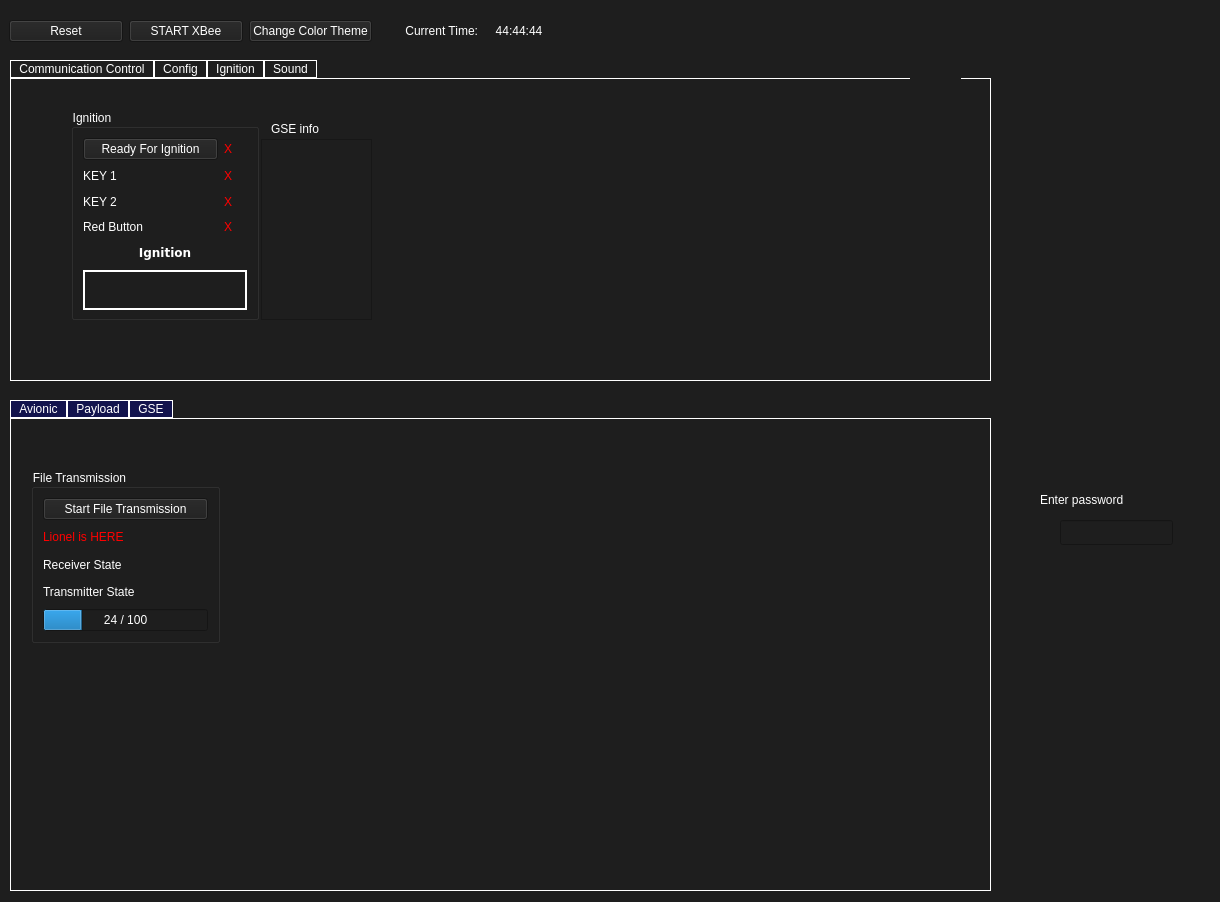
MorgesHAB/ERT2020GS, file UI/ui_file/LioTest.ui: the form before one commit.
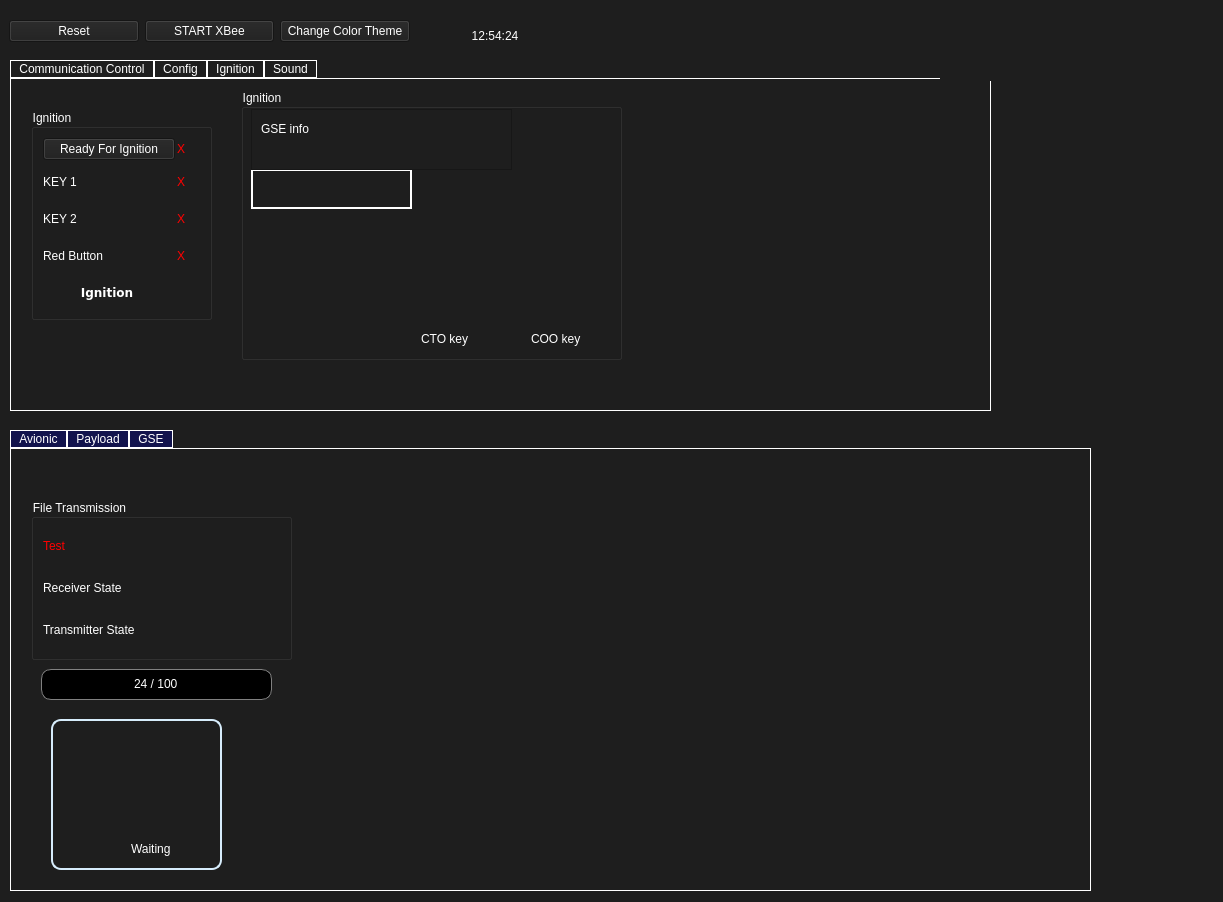
The form after the commit. The open tabs and pages were chosen to show the change. Icons and pictures are not drawn.

Commit message: pimped icon ++

Patch:
```diff
--- a/UI/ui_file/LioTest.ui
+++ b/UI/ui_file/LioTest.ui
@@ -6,7 +6,7 @@
    <rect>
     <x>0</x>
     <y>0</y>
-    <width>1220</width>
+    <width>1223</width>
     <height>902</height>
    </rect>
   </property>
@@ -37,33 +37,15 @@
     <rect>
      <x>9</x>
      <y>9</y>
-     <width>545</width>
+     <width>401</width>
      <height>45</height>
     </rect>
    </property>
    <layout class="QGridLayout" name="gridLayout_5">
-    <item row="0" column="4">
-     <widget class="QLabel" name="time_panel">
-      <property name="minimumSize">
-       <size>
-        <width>70</width>
-        <height>0</height>
-       </size>
-      </property>
-      <property name="maximumSize">
-       <size>
-        <width>60</width>
-        <height>16777215</height>
-       </size>
-      </property>
-      <property name="styleSheet">
-       <string notr="true"/>
-      </property>
+    <item row="0" column="2">
+     <widget class="QPushButton" name="change_theme">
       <property name="text">
-       <string>44:44:44</string>
-      </property>
-      <property name="alignment">
-       <set>Qt::AlignCenter</set>
+       <string>Change Color Theme</string>
       </property>
      </widget>
     </item>
@@ -77,29 +59,6 @@
       </property>
      </widget>
     </item>
-    <item row="0" column="2">
-     <widget class="QPushButton" name="change_theme">
-      <property name="text">
-       <string>Change Color Theme</string>
-      </property>
-     </widget>
-    </item>
-    <item row="0" column="3">
-     <widget class="QLabel" name="current_time_label">
-      <property name="maximumSize">
-       <size>
-        <width>100</width>
-        <height>16777215</height>
-       </size>
-      </property>
-      <property name="text">
-       <string>Current Time:</string>
-      </property>
-      <property name="alignment">
-       <set>Qt::AlignRight|Qt::AlignTrailing|Qt::AlignVCenter</set>
-      </property>
-     </widget>
-    </item>
     <item row="0" column="1">
      <widget class="QPushButton" name="xbee_button">
       <property name="minimumSize">
@@ -142,7 +101,7 @@
      <x>10</x>
      <y>60</y>
      <width>981</width>
-     <height>321</height>
+     <height>351</height>
     </rect>
    </property>
    <property name="styleSheet">
@@ -582,9 +541,9 @@
     <widget class="QGroupBox" name="ignition_box">
      <property name="geometry">
       <rect>
-       <x>60</x>
+       <x>20</x>
        <y>30</y>
-       <width>188</width>
+       <width>181</width>
        <height>211</height>
       </rect>
      </property>
@@ -592,96 +551,20 @@
       <string>Ignition</string>
      </property>
      <layout class="QGridLayout" name="gridLayout_2">
-      <item row="5" column="0" colspan="2">
-       <widget class="QFrame" name="frame">
-        <property name="minimumSize">
-         <size>
-          <width>0</width>
-          <height>40</height>
-         </size>
+      <item row="1" column="1">
+       <widget class="QLabel" name="key_1_panel">
+        <property name="styleSheet">
+         <string notr="true">color: rgb(255, 0, 0);</string>
         </property>
-        <property name="maximumSize">
-         <size>
-          <width>16777215</width>
-          <height>35</height>
-         </size>
+        <property name="text">
+         <string>X</string>
         </property>
         <property name="styleSheet">
-         <string notr="true">border-color: rgb(255, 0, 0);
-gridline-color: rgb(255, 0, 0);</string>
+         <string notr="true">color: rgb(255, 0, 0);</string>
         </property>
-        <property name="frameShape">
-         <enum>QFrame::WinPanel</enum>
+        <property name="text">
+         <string>X</string>
         </property>
-        <property name="frameShadow">
-         <enum>QFrame::Plain</enum>
-        </property>
-        <layout class="QHBoxLayout" name="horizontalLayout">
-         <item>
-          <widget class="QLabel" name="code_3">
-           <property name="minimumSize">
-            <size>
-             <width>21</width>
-             <height>21</height>
-            </size>
-           </property>
-           <property name="text">
-            <string/>
-           </property>
-           <property name="alignment">
-            <set>Qt::AlignCenter</set>
-           </property>
-          </widget>
-         </item>
-         <item>
-          <widget class="QLabel" name="code_2">
-           <property name="minimumSize">
-            <size>
-             <width>21</width>
-             <height>21</height>
-            </size>
-           </property>
-           <property name="text">
-            <string/>
-           </property>
-           <property name="alignment">
-            <set>Qt::AlignCenter</set>
-           </property>
-          </widget>
-         </item>
-         <item>
-          <widget class="QLabel" name="code_1">
-           <property name="minimumSize">
-            <size>
-             <width>21</width>
-             <height>21</height>
-            </size>
-           </property>
-           <property name="text">
-            <string/>
-           </property>
-           <property name="alignment">
-            <set>Qt::AlignCenter</set>
-           </property>
-          </widget>
-         </item>
-         <item>
-          <widget class="QLabel" name="code_0">
-           <property name="minimumSize">
-            <size>
-             <width>21</width>
-             <height>21</height>
-            </size>
-           </property>
-           <property name="text">
-            <string/>
-           </property>
-           <property name="alignment">
-            <set>Qt::AlignCenter</set>
-           </property>
-          </widget>
-         </item>
-        </layout>
        </widget>
       </item>
       <item row="0" column="1">
@@ -773,7 +656,7 @@
         </property>
        </widget>
       </item>
-      <item row="4" column="0" colspan="2">
+      <item row="4" column="0">
        <widget class="QLabel" name="ignition_status_label">
         <property name="font">
          <font>
@@ -799,10 +682,10 @@
     <widget class="QLabel" name="label_30">
      <property name="geometry">
       <rect>
-       <x>600</x>
+       <x>630</x>
        <y>10</y>
-       <width>361</width>
-       <height>271</height>
+       <width>341</width>
+       <height>281</height>
       </rect>
      </property>
      <property name="styleSheet">
@@ -812,50 +695,258 @@
       <string/>
      </property>
     </widget>
-    <widget class="QLabel" name="ignition_state_icon">
+    <widget class="QGroupBox" name="groupBox_4">
      <property name="geometry">
       <rect>
-       <x>260</x>
-       <y>170</y>
-       <width>81</width>
-       <height>61</height>
+       <x>230</x>
+       <y>10</y>
+       <width>381</width>
+       <height>271</height>
       </rect>
      </property>
-     <property name="styleSheet">
-      <string notr="true">image: url(:/assets/warning.png);</string>
+     <property name="title">
+      <string>Ignition</string>
      </property>
-     <property name="text">
-      <string/>
-     </property>
+     <widget class="QLabel" name="label_65">
+      <property name="geometry">
+       <rect>
+        <x>170</x>
+        <y>150</y>
+        <width>91</width>
+        <height>91</height>
+       </rect>
+      </property>
+      <property name="styleSheet">
+       <string notr="true">image: url(:/assets/keyON.png);</string>
+      </property>
+      <property name="text">
+       <string/>
+      </property>
+     </widget>
+     <widget class="QLabel" name="label_67">
+      <property name="geometry">
+       <rect>
+        <x>180</x>
+        <y>240</y>
+        <width>68</width>
+        <height>19</height>
+       </rect>
+      </property>
+      <property name="text">
+       <string>CTO key</string>
+      </property>
+     </widget>
+     <widget class="QLabel" name="label_66">
+      <property name="geometry">
+       <rect>
+        <x>270</x>
+        <y>150</y>
+        <width>101</width>
+        <height>91</height>
+       </rect>
+      </property>
+      <property name="styleSheet">
+       <string notr="true">image: url(:/assets/keyOFF.png);</string>
+      </property>
+      <property name="text">
+       <string/>
+      </property>
+     </widget>
+     <widget class="QPushButton" name="ready_ignit_button">
+      <property name="geometry">
+       <rect>
+        <x>20</x>
+        <y>130</y>
+        <width>131</width>
+        <height>121</height>
+       </rect>
+      </property>
+      <property name="styleSheet">
+       <string notr="true">QPushButton{
+qproperty-icon: url(:/assets/readiness.png);
+qproperty-iconSize: 120px;
+border-radius: 20px;
+}
+QPushButton:hover {
+background-color: rgb(35, 35, 35); 
+qproperty-iconSize: 64px;
+}
+QPushButton:pressed {
+background-color: rgb(16, 16, 16);
+}
+</string>
+      </property>
+      <property name="text">
+       <string/>
+      </property>
+     </widget>
+     <widget class="QLabel" name="ignition_state_icon">
+      <property name="geometry">
+       <rect>
+        <x>190</x>
+        <y>80</y>
+        <width>81</width>
+        <height>61</height>
+       </rect>
+      </property>
+      <property name="styleSheet">
+       <string notr="true">image: url(:/assets/warning.png);</string>
+      </property>
+      <property name="text">
+       <string/>
+      </property>
+     </widget>
+     <widget class="QLabel" name="red_button">
+      <property name="geometry">
+       <rect>
+        <x>280</x>
+        <y>40</y>
+        <width>91</width>
+        <height>111</height>
+       </rect>
+      </property>
+      <property name="styleSheet">
+       <string notr="true">image: url(:/assets/alarmOFF.png);</string>
+      </property>
+      <property name="text">
+       <string/>
+      </property>
+     </widget>
+     <widget class="QFrame" name="frame">
+      <property name="geometry">
+       <rect>
+        <x>10</x>
+        <y>80</y>
+        <width>161</width>
+        <height>40</height>
+       </rect>
+      </property>
+      <property name="minimumSize">
+       <size>
+        <width>0</width>
+        <height>40</height>
+       </size>
+      </property>
+      <property name="maximumSize">
+       <size>
+        <width>16777215</width>
+        <height>35</height>
+       </size>
+      </property>
+      <property name="styleSheet">
+       <string notr="true">border-color: rgb(255, 0, 0);
+gridline-color: rgb(255, 0, 0);</string>
+      </property>
+      <property name="frameShape">
+       <enum>QFrame::WinPanel</enum>
+      </property>
+      <property name="frameShadow">
+       <enum>QFrame::Plain</enum>
+      </property>
+      <layout class="QHBoxLayout" name="horizontalLayout">
+       <item>
+        <widget class="QLabel" name="code_3">
+         <property name="minimumSize">
+          <size>
+           <width>21</width>
+           <height>21</height>
+          </size>
+         </property>
+         <property name="text">
+          <string/>
+         </property>
+         <property name="alignment">
+          <set>Qt::AlignCenter</set>
+         </property>
+        </widget>
+       </item>
+       <item>
+        <widget class="QLabel" name="code_2">
+         <property name="minimumSize">
+          <size>
+           <width>21</width>
+           <height>21</height>
+          </size>
+         </property>
+         <property name="text">
+          <string/>
+         </property>
+         <property name="alignment">
+          <set>Qt::AlignCenter</set>
+         </property>
+        </widget>
+       </item>
+       <item>
+        <widget class="QLabel" name="code_1">
+         <property name="minimumSize">
+          <size>
+           <width>21</width>
+           <height>21</height>
+          </size>
+         </property>
+         <property name="text">
+          <string/>
+         </property>
+         <property name="alignment">
+          <set>Qt::AlignCenter</set>
+         </property>
+        </widget>
+       </item>
+       <item>
+        <widget class="QLabel" name="code_0">
+         <property name="minimumSize">
+          <size>
+           <width>21</width>
+           <height>21</height>
+          </size>
+         </property>
+         <property name="text">
+          <string/>
+         </property>
+         <property name="alignment">
+          <set>Qt::AlignCenter</set>
+         </property>
+        </widget>
+       </item>
+      </layout>
+     </widget>
+     <widget class="QLabel" name="label_69">
+      <property name="geometry">
+       <rect>
+        <x>290</x>
+        <y>240</y>
+        <width>68</width>
+        <height>19</height>
+       </rect>
+      </property>
+      <property name="text">
+       <string>COO key</string>
+      </property>
+     </widget>
+     <widget class="QTextEdit" name="info_ignition">
+      <property name="geometry">
+       <rect>
+        <x>10</x>
+        <y>20</y>
+        <width>261</width>
+        <height>61</height>
+       </rect>
+      </property>
+     </widget>
+     <widget class="QLabel" name="label">
+      <property name="geometry">
+       <rect>
+        <x>20</x>
+        <y>30</y>
+        <width>68</width>
+        <height>19</height>
+       </rect>
+      </property>
+      <property name="text">
+       <string>GSE info</string>
+      </property>
+     </widget>
     </widget>
-    <widget class="QTextEdit" name="info_ignition">
-     <property name="geometry">
-      <rect>
-       <x>250</x>
-       <y>60</y>
-       <width>111</width>
-       <height>181</height>
-      </rect>
-     </property>
-    </widget>
-    <widget class="QLabel" name="label">
-     <property name="geometry">
-      <rect>
-       <x>260</x>
-       <y>40</y>
-       <width>68</width>
-       <height>19</height>
-      </rect>
-     </property>
-     <property name="text">
-      <string>GSE info</string>
-     </property>
-    </widget>
-    <zorder>ignition_box</zorder>
-    <zorder>label_30</zorder>
-    <zorder>info_ignition</zorder>
-    <zorder>label</zorder>
-    <zorder>ignition_state_icon</zorder>
    </widget>
    <widget class="QWidget" name="tab_2">
     <attribute name="title">
@@ -1039,9 +1130,9 @@
    <property name="geometry">
     <rect>
      <x>10</x>
-     <y>400</y>
-     <width>981</width>
-     <height>491</height>
+     <y>430</y>
+     <width>1081</width>
+     <height>461</height>
     </rect>
    </property>
    <property name="styleSheet">
@@ -1776,15 +1867,15 @@
       <rect>
        <x>20</x>
        <y>50</y>
-       <width>189</width>
-       <height>174</height>
+       <width>261</width>
+       <height>161</height>
       </rect>
      </property>
      <property name="title">
       <string>File Transmission</string>
      </property>
      <layout class="QGridLayout" name="gridLayout_9">
-      <item row="3" column="0">
+      <item row="2" column="0">
        <widget class="QLabel" name="transmitter_state_label">
         <property name="minimumSize">
          <size>
@@ -1803,14 +1894,14 @@
         </property>
        </widget>
       </item>
-      <item row="3" column="1">
+      <item row="2" column="1">
        <widget class="QLabel" name="transmitter_state_panel">
         <property name="text">
          <string/>
         </property>
        </widget>
       </item>
-      <item row="2" column="0">
+      <item row="1" column="0">
        <widget class="QLabel" name="receiver_state_label">
         <property name="minimumSize">
          <size>
@@ -1829,37 +1920,20 @@
         </property>
        </widget>
       </item>
-      <item row="2" column="1">
+      <item row="1" column="1">
        <widget class="QLabel" name="receiver_state_panel">
         <property name="text">
          <string/>
         </property>
        </widget>
       </item>
-      <item row="0" column="0" colspan="2">
-       <widget class="QPushButton" name="file_transmission_button">
-        <property name="text">
-         <string>Start File Transmission</string>
-        </property>
-       </widget>
-      </item>
-      <item row="4" column="0" colspan="2">
-       <widget class="QProgressBar" name="file_transmission_progress_bar">
-        <property name="value">
-         <number>24</number>
-        </property>
-        <property name="format">
-         <string>%v / %m</string>
-        </property>
-       </widget>
-      </item>
-      <item row="1" column="0">
+      <item row="0" column="0">
        <widget class="QLabel" name="lionel_label">
         <property name="styleSheet">
          <string notr="true">color: rgb(255, 0, 0);</string>
         </property>
         <property name="text">
-         <string>Lionel is HERE</string>
+         <string>Test </string>
         </property>
        </widget>
       </item>
@@ -1868,7 +1942,7 @@
     <widget class="QLabel" name="image_lio">
      <property name="geometry">
       <rect>
-       <x>260</x>
+       <x>360</x>
        <y>20</y>
        <width>701</width>
        <height>431</height>
@@ -1881,6 +1955,85 @@
       <string/>
      </property>
     </widget>
+    <widget class="QPushButton" name="file_transmission_button">
+     <property name="geometry">
+      <rect>
+       <x>40</x>
+       <y>270</y>
+       <width>171</width>
+       <height>151</height>
+      </rect>
+     </property>
+     <property name="styleSheet">
+      <string notr="true">QPushButton{
+qproperty-icon: url(:/assets/PLimg.png);
+qproperty-iconSize: 154px;
+font: 18pt &quot;MS Shell Dlg 2&quot;;
+border: 2px solid;
+border-color: rgb(215, 237, 252);
+border-radius: 10px;
+}
+QPushButton:hover {
+background-color: rgb(35, 35, 35); 
+border: 3px solid;
+border-color: rgb(215, 237, 252);
+}
+QPushButton:pressed {
+border: 4px solid;
+border-color: rgb(92, 242, 135);
+}
+</string>
+     </property>
+     <property name="text">
+      <string/>
+     </property>
+    </widget>
+    <widget class="QLabel" name="label_64">
+     <property name="geometry">
+      <rect>
+       <x>120</x>
+       <y>390</y>
+       <width>68</width>
+       <height>19</height>
+      </rect>
+     </property>
+     <property name="text">
+      <string>Waiting</string>
+     </property>
+    </widget>
+    <widget class="QProgressBar" name="file_transmission_progress_bar">
+     <property name="geometry">
+      <rect>
+       <x>30</x>
+       <y>220</y>
+       <width>231</width>
+       <height>31</height>
+      </rect>
+     </property>
+     <property name="styleSheet">
+      <string notr="true">QProgressBar {
+	color: white;
+	font: 16pt &quot;Times New Roman&quot;;
+}
+QProgressBar:horizontal {
+	border: 1px solid gray;
+	border-radius: 10px;
+	background: black;
+	padding: 1px;
+    text-align: center;
+}
+QProgressBar::chunk:horizontal {
+	background: qlineargradient(x1: 0, y1: 0.5, x2: 1, y2: 		0.5, stop: 0 rgb(39, 68, 255), stop: 1 rgb(255, 38, 114));
+	border-radius: 10px;
+}</string>
+     </property>
+     <property name="value">
+      <number>24</number>
+     </property>
+     <property name="format">
+      <string>%v / %m</string>
+     </property>
+    </widget>
    </widget>
    <widget class="QWidget" name="GSE">
     <attribute name="title">
@@ -2090,6 +2243,32 @@
       </item>
      </layout>
     </widget>
+    <widget class="QLabel" name="label_61">
+     <property name="geometry">
+      <rect>
+       <x>590</x>
+       <y>40</y>
+       <width>111</width>
+       <height>20</height>
+      </rect>
+     </property>
+     <property name="text">
+      <string>Enter password</string>
+     </property>
+    </widget>
+    <widget class="QLineEdit" name="lineEdit_3">
+     <property name="geometry">
+      <rect>
+       <x>590</x>
+       <y>70</y>
+       <width>113</width>
+       <height>25</height>
+      </rect>
+     </property>
+     <property name="text">
+      <string/>
+     </property>
+    </widget>
    </widget>
   </widget>
   <widget class="QLabel" name="label_29">
@@ -2146,10 +2325,42 @@
     <string/>
    </property>
   </widget>
+  <widget class="QLabel" name="label_60">
+   <property name="geometry">
+    <rect>
+     <x>590</x>
+     <y>20</y>
+     <width>241</width>
+     <height>41</height>
+    </rect>
+   </property>
+   <property name="styleSheet">
+    <string notr="true">image: url(:/assets/ERT.png);</string>
+   </property>
+   <property name="text">
+    <string/>
+   </property>
+  </widget>
+  <widget class="QLabel" name="label_62">
+   <property name="geometry">
+    <rect>
+     <x>1120</x>
+     <y>400</y>
+     <width>101</width>
+     <height>501</height>
+    </rect>
+   </property>
+   <property name="styleSheet">
+    <string notr="true">image: url(:/assets/BL.png);</string>
+   </property>
+   <property name="text">
+    <string/>
+   </property>
+  </widget>
   <widget class="QLabel" name="antenna_img">
    <property name="geometry">
     <rect>
-     <x>910</x>
+     <x>940</x>
      <y>30</y>
      <width>51</width>
      <height>51</height>
@@ -2163,46 +2374,51 @@
     <string/>
    </property>
   </widget>
-  <widget class="QLabel" name="label_60">
+  <widget class="QLabel" name="label_13">
    <property name="geometry">
     <rect>
-     <x>570</x>
-     <y>20</y>
-     <width>241</width>
+     <x>410</x>
+     <y>10</y>
+     <width>41</width>
      <height>41</height>
     </rect>
    </property>
    <property name="styleSheet">
-    <string notr="true">image: url(:/assets/ERT.png);</string>
+    <string notr="true">image: url(:/assets/watch.png);</string>
    </property>
    <property name="text">
     <string/>
    </property>
   </widget>
-  <widget class="QLineEdit" name="lineEdit_3">
+  <widget class="QLabel" name="time_panel">
    <property name="geometry">
     <rect>
-     <x>1060</x>
-     <y>520</y>
-     <width>113</width>
-     <height>25</height>
+     <x>460</x>
+     <y>20</y>
+     <width>70</width>
+     <height>31</height>
     </rect>
    </property>
-   <property name="text">
-    <string/>
+   <property name="minimumSize">
+    <size>
+     <width>70</width>
+     <height>0</height>
+    </size>
    </property>
-  </widget>
-  <widget class="QLabel" name="label_61">
-   <property name="geometry">
-    <rect>
-     <x>1040</x>
-     <y>490</y>
-     <width>111</width>
-     <height>20</height>
-    </rect>
+   <property name="maximumSize">
+    <size>
+     <width>60</width>
+     <height>16777215</height>
+    </size>
    </property>
+   <property name="styleSheet">
+    <string notr="true"/>
+   </property>
    <property name="text">
-    <string>Enter password</string>
+    <string>12:54:24</string>
+   </property>
+   <property name="alignment">
+    <set>Qt::AlignCenter</set>
    </property>
   </widget>
   <zorder>tabWidget_2</zorder>
```
Left out of the diff: 622 changed lines with no effect on the pictures. The commit also changes 4 other files.
